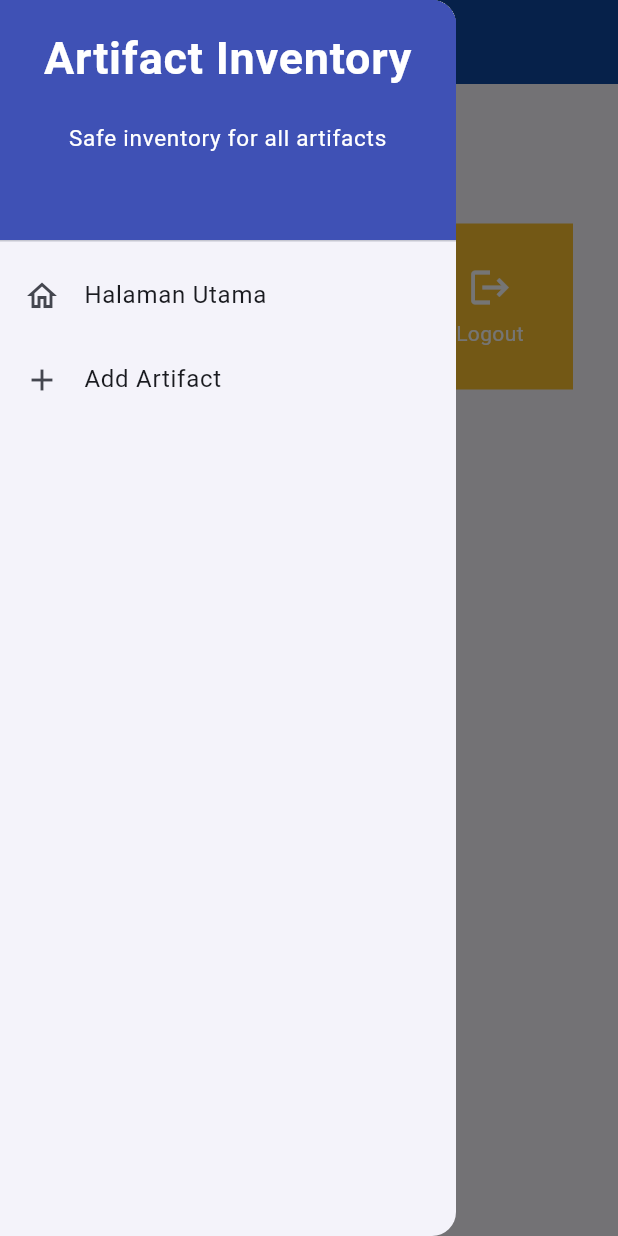
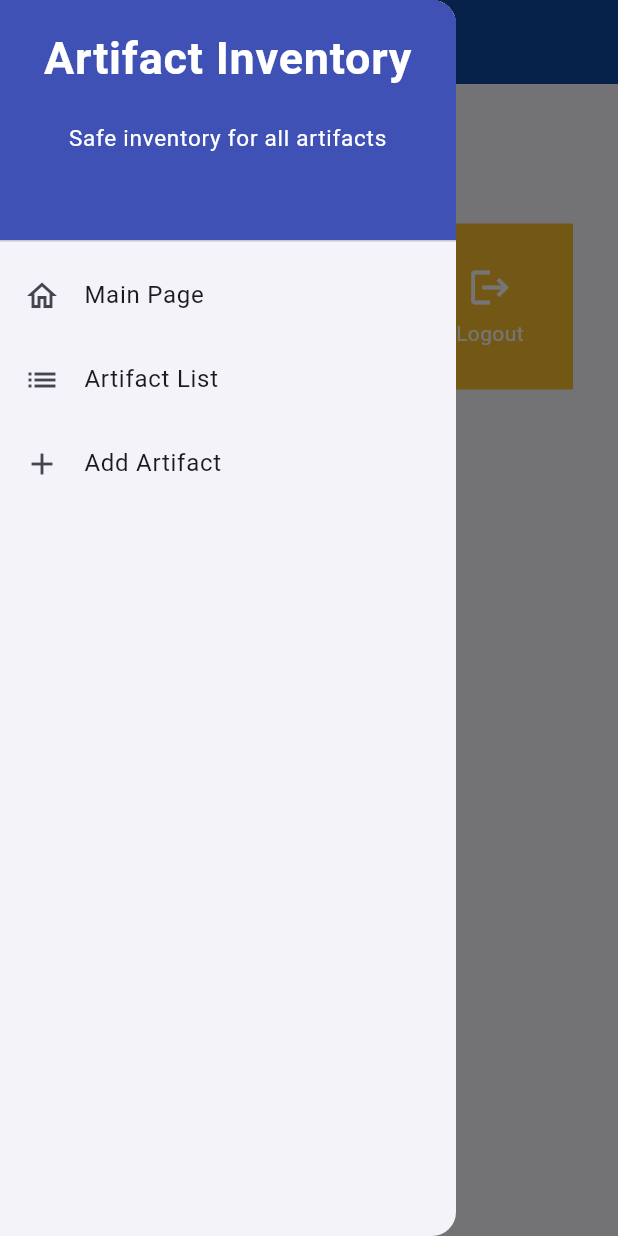
Before and after one commit to SkyClave/game_inventory_mobile, a Flutter app: the screen it shows after launch, with the side drawer open, on a phone screen of 412 x 824 dp. Run offline on Flutter 3.47's test engine with Material 2 defaults, Android fonts, the light colour scheme and no system bars.

Commit message:
bonus tugas 8

```diff
--- /dev/null
+++ b/lib/artifact.dart
@@ -0,0 +1,11 @@
+class Artifact {
+  String name;
+  int amount;
+  String description;
+
+  static List<Artifact> databaseArtifact = [];
+
+  Artifact(this.name, this.amount, this.description) {
+    databaseArtifact.add(this);
+  }
+}
--- a/lib/screens/artifact_form.dart
+++ b/lib/screens/artifact_form.dart
@@ -1,4 +1,5 @@
 import 'package:flutter/material.dart';
+import 'package:game_inventory/artifact.dart';
 import 'package:game_inventory/widgets/left_drawer.dart';
 
 class ArtifactFormPage extends StatefulWidget {
@@ -114,6 +115,7 @@ class _ArtifactFormPageState extends State<ArtifactFormPage> {
                     ),
                     onPressed: () {
                       if (_formKey.currentState!.validate()) {
+                        Artifact newArtifact = new Artifact(_name, _amount, _description);
                         showDialog(
                           context: context,
                           builder: (context) {
--- /dev/null
+++ b/lib/screens/show_item.dart
@@ -0,0 +1,29 @@
+import 'package:flutter/material.dart';
+import 'package:game_inventory/artifact.dart';
+import 'package:game_inventory/widgets/left_drawer.dart';
+
+class ShowItemPage extends StatelessWidget {
+  ShowItemPage({super.key});
+
+  final List<Artifact> artifactList = Artifact.databaseArtifact;
+
+  @override
+  Widget build(BuildContext context) {
+    return Scaffold(
+      appBar: AppBar(
+        title: Text('Artifacts List'),
+      ),
+      drawer: const LeftDrawer(),
+      body: ListView.builder(
+        itemCount: artifactList.length,
+        itemBuilder: (context, index) {
+          Artifact artifact = artifactList[index];
+          return ListTile(
+            title: Text(artifact.name),
+            subtitle: Text('${artifact.amount} - ${artifact.description}'),
+          );
+        },
+      ),
+    );
+  }
+}
--- a/lib/widgets/left_drawer.dart
+++ b/lib/widgets/left_drawer.dart
@@ -1,6 +1,7 @@
 import 'package:flutter/material.dart';
 import 'package:game_inventory/screens/menu.dart';
 import 'package:game_inventory/screens/artifact_form.dart';
+import 'package:game_inventory/screens/show_item.dart';
 
 class LeftDrawer extends StatelessWidget {
   const LeftDrawer({super.key});
@@ -40,12 +41,23 @@ class LeftDrawer extends StatelessWidget {
           ),
           ListTile(
             leading: const Icon(Icons.home_outlined),
-            title: const Text('Halaman Utama'),
+            title: const Text('Main Page'),
             onTap: () {
               Navigator.pushReplacement(
                   context,
                   MaterialPageRoute(
                     builder: (context) => MyHomePage(),
+                  ));
+            },
+          ),
+          ListTile(
+            leading: const Icon(Icons.list),
+            title: const Text('Artifact List'),
+            onTap: () {
+              Navigator.pushReplacement(
+                  context,
+                  MaterialPageRoute(
+                    builder: (context) => ShowItemPage(),
                   ));
             },
           ),
```
Also changed, not shown: lib/screens/menu.dart (+7 -0 lines).
